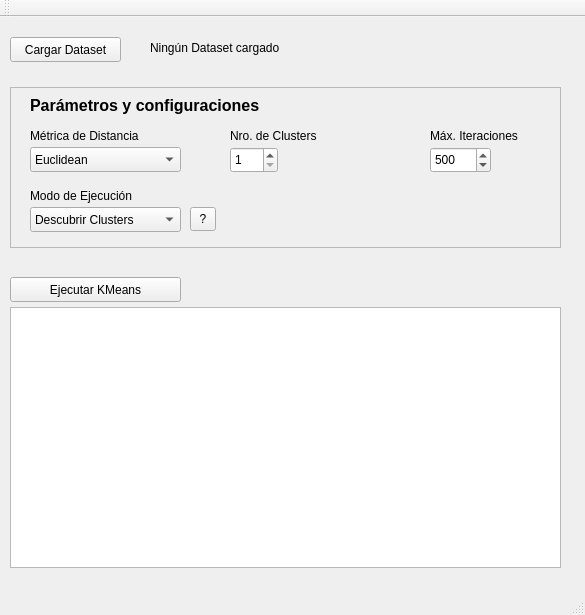
First picture: the form in mainwindow.ui, repository alfonsoromanz/KMeansTool, before the edit.
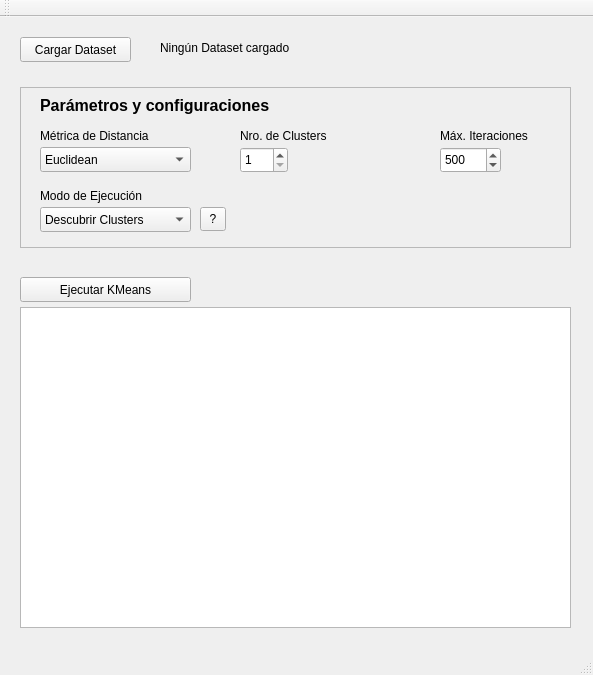
Second picture: the form after the edit.

```diff
--- a/mainwindow.ui
+++ b/mainwindow.ui
@@ -6,8 +6,8 @@
    <rect>
     <x>0</x>
     <y>0</y>
-    <width>585</width>
-    <height>615</height>
+    <width>593</width>
+    <height>675</height>
    </rect>
   </property>
   <property name="windowTitle">
@@ -17,17 +17,17 @@
    <widget class="QPlainTextEdit" name="plainTextEdit">
     <property name="geometry">
      <rect>
-      <x>10</x>
+      <x>20</x>
       <y>290</y>
       <width>551</width>
-      <height>261</height>
+      <height>321</height>
      </rect>
     </property>
    </widget>
    <widget class="QPushButton" name="runButton">
     <property name="geometry">
      <rect>
-      <x>10</x>
+      <x>20</x>
       <y>260</y>
       <width>171</width>
       <height>25</height>
@@ -40,7 +40,7 @@
    <widget class="QFrame" name="frame">
     <property name="geometry">
      <rect>
-      <x>10</x>
+      <x>20</x>
       <y>70</y>
       <width>551</width>
       <height>161</height>
@@ -224,7 +224,7 @@
    <widget class="QPushButton" name="loadButton">
     <property name="geometry">
      <rect>
-      <x>10</x>
+      <x>20</x>
       <y>20</y>
       <width>111</width>
       <height>25</height>
@@ -237,7 +237,7 @@
    <widget class="QLabel" name="datasetLabel">
     <property name="geometry">
      <rect>
-      <x>150</x>
+      <x>160</x>
       <y>20</y>
       <width>341</width>
       <height>21</height>
```
Left out of the diff: 2 changed lines with no effect on the pictures.
